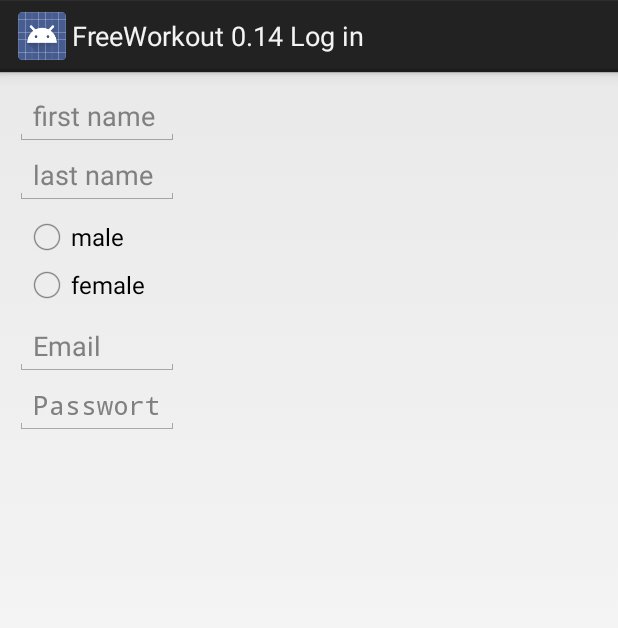
After one commit to RolandMichaelis/FreeWorkout, an Android app: the layout dialog_register.xml on its own in the app's theme, with its tools: preview values and no code run, on a phone screen of 412 x 824 dp. The commit adds this screen. Shown: the top 628 px of the screen. Run offline under Robolectric (Android 15) with nearby library versions, the phone set to English and light mode, and no system bars.

```diff
--- a/app/src/main/res/layout/dialog_login.xml
+++ b/app/src/main/res/layout/dialog_login.xml
@@ -3,12 +3,13 @@
     android:layout_width="wrap_content"
     android:layout_height="wrap_content"
     android:padding="10sp">
+
+
     <LinearLayout
         android:id="@+id/email_login_form"
         android:layout_width="match_parent"
         android:layout_height="wrap_content"
         android:orientation="vertical">
-
 
         <AutoCompleteTextView
             android:id="@+id/email"
--- /dev/null
+++ b/app/src/main/res/layout/dialog_register.xml
@@ -0,0 +1,79 @@
+<?xml version="1.0" encoding="utf-8"?>
+<ScrollView xmlns:android="http://schemas.android.com/apk/res/android"
+    android:layout_width="wrap_content"
+    android:layout_height="wrap_content"
+    android:padding="10sp">
+
+
+    <LinearLayout
+        android:id="@+id/email_login_form"
+        android:layout_width="match_parent"
+        android:layout_height="wrap_content"
+        android:orientation="vertical">
+        <AutoCompleteTextView
+            android:id="@+id/vorname"
+            android:layout_width="match_parent"
+            android:layout_height="wrap_content"
+            android:hint="@string/prompt_vorname"
+            android:inputType="textAutoComplete"
+            android:maxLines="1"/>
+
+
+        <AutoCompleteTextView
+            android:id="@+id/nachname"
+            android:layout_width="match_parent"
+            android:layout_height="wrap_content"
+            android:hint="@string/prompt_nachname"
+            android:inputType="textAutoComplete"
+            android:maxLines="1" />
+        <LinearLayout xmlns:android="http://schemas.android.com/apk/res/android"
+            android:layout_width="fill_parent"
+            android:layout_height="fill_parent"
+            android:orientation="horizontal" >
+
+            <RadioGroup
+                android:id="@+id/radioType"
+                android:layout_width="wrap_content"
+                android:layout_height="wrap_content"
+                android:padding="5sp">
+
+                <RadioButton
+                    android:id="@+id/radioMale"
+                    android:layout_width="wrap_content"
+                    android:layout_height="wrap_content"
+                    android:text="@string/radio_man"
+                    android:onClick="onRadioButtonClicked" />
+
+                <RadioButton
+                    android:id="@+id/radioFemale"
+                    android:layout_width="wrap_content"
+                    android:layout_height="wrap_content"
+                    android:text="@string/radio_woman"
+                    android:onClick="onRadioButtonClicked" />
+
+            </RadioGroup>
+        </LinearLayout>
+
+        <AutoCompleteTextView
+            android:id="@+id/email"
+            android:layout_width="match_parent"
+            android:layout_height="wrap_content"
+            android:hint="@string/prompt_email"
+            android:inputType="textEmailAddress"
+            android:maxLines="1"/>
+
+
+        <EditText
+            android:id="@+id/password"
+            android:layout_width="match_parent"
+            android:layout_height="wrap_content"
+            android:hint="@string/prompt_password"
+            android:imeActionId="@+id/login"
+            android:imeActionLabel="@string/action_sign_in_short"
+            android:imeOptions="actionUnspecified"
+            android:inputType="textPassword"
+            android:maxLines="1" />
+
+    </LinearLayout>
+
+</ScrollView>
--- a/app/src/main/res/values/strings.xml
+++ b/app/src/main/res/values/strings.xml
@@ -1,8 +1,10 @@
 <resources>
-    <string name="app_name">FreeWorkout 0.13 Count Sounds</string>
+    <string name="app_name">FreeWorkout 0.14 Log in</string>
     <string name="action_sign_in">Sign in or register</string>
     <string name="prompt_email">Email</string>
     <string name="prompt_password">Passwort</string>
+    <string name="prompt_vorname">first name</string>
+    <string name="prompt_nachname">last name</string>
     <string name="action_sign_in_short">Sign in</string>
     <string name="error_invalid_email">This email address is invalid</string>
     <string name="error_invalid_password">This password is too short</string>
@@ -10,6 +12,7 @@
     <string name="error_field_required">This field is required</string>
     <string name="permission_rationale">"Contacts permissions are needed for providing email
     completions."</string>
+    <string name="error_sign_in">Fill in email and password please!</string>
     <string name="menu_name">Einstellungen</string>
     <string name="menu_history">Historie</string>
     <string name="menu_workouts">Workouts</string>
@@ -26,8 +29,8 @@
     <string name="dialog_button_wo_continue">Weiter</string>
     <string name="dialog_button_wo_add">+</string>
     <string name="dialog_button_wo_back">go back</string>
-    <string name="dialog_button_sign_in">Anmmelden</string>
-    <string name="dialog_button_register">Neu registrieren</string>
+    <string name="dialog_button_sign_in">Log in</string>
+    <string name="dialog_button_register">New sign in</string>
     <string name="text_wo_cancel">Bist Du sicher, dass Du Dein Training abbrechen möchtest?</string>
     <string name="text_wo_add">Du möchtest dich steigern und das Workout noch ein Mal hinzufügen? Tu dies nur, wenn Du sicher bist, dass du es ohne Bedenken schaffst!</string>
     <string name="text_wo_finish">Hast du das Workout versehentlich beendet? Dann drücke auf ZURÜCK. Du möchtest auf 2x erhöhen? Dann drücke auf +. Drücke zum Beenden deines Workouts auf OK.</string>
@@ -75,6 +78,8 @@
     <string name="radio_Endurance">Cardio</string>
     <string name="radio_Standard">Cardio/Strength</string>
     <string name="radio_Strength">Strength</string>
+    <string name="radio_man">male</string>
+    <string name="radio_woman">female</string>
     <string name="speak5">Five</string>
     <string name="speak4">Four</string>
     <string name="speak3">Three</string>
```
Also changed, not shown: app/src/main/java/de/spas/freeworkout/MainActivity.java (+208 -123 lines), 1 other file.
